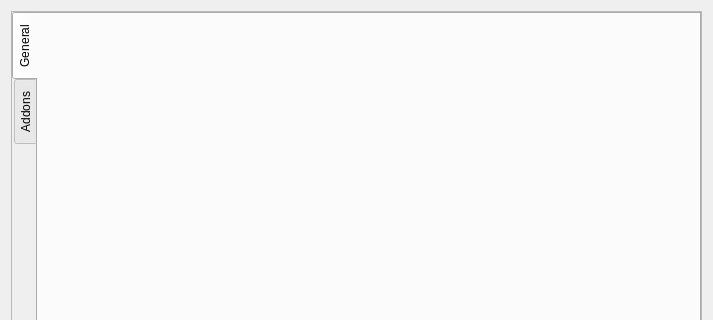
Old version of the form src/forms/settingsdialog.ui in the repository vetux/qcalculator; both pictures show x 0 to 713 and y 0 to 320 of the 713 by 541 pixel window.
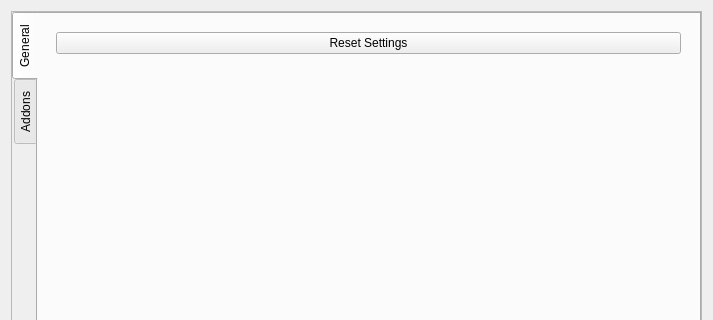
New version of the form. The open tabs and pages were chosen to show the change.

Commit message: Implement settings reset, Save settings tab, Check for existence for all serialized settings for backwards compatibility.

```diff
--- a/src/forms/settingsdialog.ui
+++ b/src/forms/settingsdialog.ui
@@ -68,7 +68,34 @@
           <layout class="QVBoxLayout" name="verticalLayout_3">
            <item>
             <widget class="QWidget" name="widget" native="true">
-             <layout class="QVBoxLayout" name="verticalLayout_4"/>
+             <property name="sizePolicy">
+              <sizepolicy hsizetype="Preferred" vsizetype="Preferred">
+               <horstretch>0</horstretch>
+               <verstretch>0</verstretch>
+              </sizepolicy>
+             </property>
+             <layout class="QVBoxLayout" name="verticalLayout_4">
+              <item>
+               <widget class="QPushButton" name="pushButton_resetSettings">
+                <property name="text">
+                 <string>Reset Settings</string>
+                </property>
+               </widget>
+              </item>
+              <item>
+               <spacer name="verticalSpacer">
+                <property name="orientation">
+                 <enum>Qt::Vertical</enum>
+                </property>
+                <property name="sizeHint" stdset="0">
+                 <size>
+                  <width>20</width>
+                  <height>40</height>
+                 </size>
+                </property>
+               </spacer>
+              </item>
+             </layout>
             </widget>
            </item>
           </layout>
```
Left out of the diff: 2 changed lines with no effect on the pictures. The commit also changes 7 other files.
